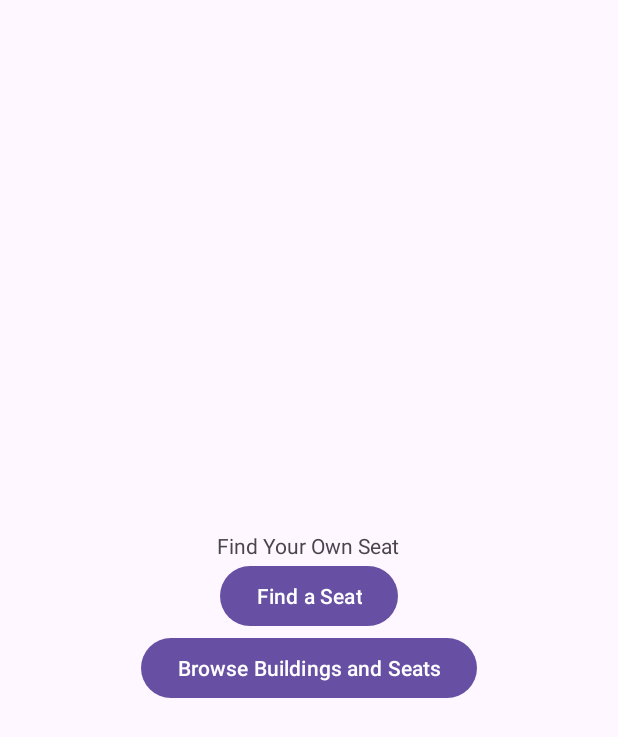
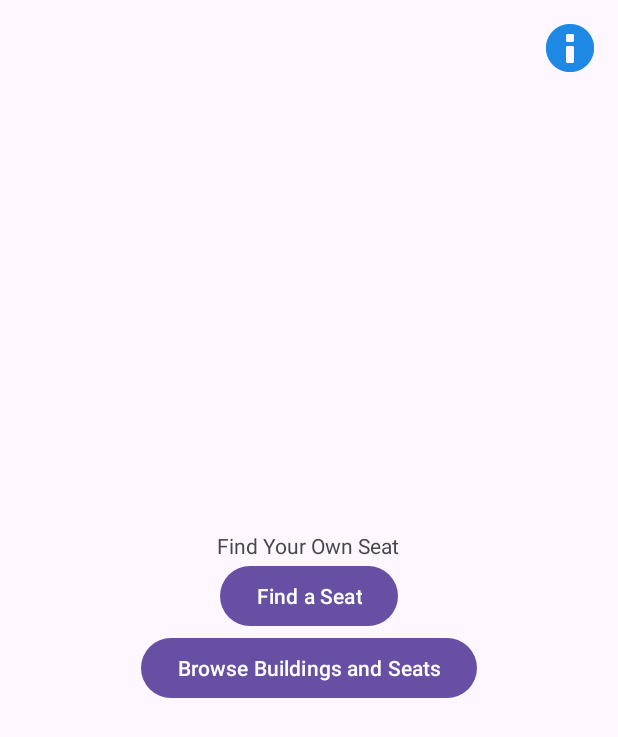
Before and after one commit to ThomasKain/CS597Project, an Android app: the screen it shows after launch (MainActivity), on a phone screen of 412 x 824 dp. Shown: the top 737 px of the screen. Run offline under Robolectric (Android 15) with nearby library versions, the phone set to English and light mode, and no system bars.

Commit message:
Added information button with working popup to main home screen page

```diff
--- a/app/src/main/java/edu/stevens/cs597/seatfinder/MainActivity.kt
+++ b/app/src/main/java/edu/stevens/cs597/seatfinder/MainActivity.kt
@@ -3,8 +3,11 @@ package edu.stevens.cs597.seatfinder
 import android.content.Intent
 import android.os.Bundle
 import android.widget.Button
+import android.widget.ImageButton
 import androidx.activity.enableEdgeToEdge
+import androidx.appcompat.app.AlertDialog
 import androidx.appcompat.app.AppCompatActivity
+import androidx.core.text.HtmlCompat
 import androidx.core.view.ViewCompat
 import androidx.core.view.WindowInsetsCompat
 
@@ -15,6 +18,20 @@ class MainActivity : AppCompatActivity() {
         setContentView(R.layout.activity_main)
 
         //button functionalities
+
+        //Information button
+        val popupText = HtmlCompat.fromHtml(
+            "<b>Find a Seat:</b> lets you search for open study spots by group size and noise level.<br><br>"
+                    + "<b>Browse:</b> lets you look at each building and its floors. You can also favorite seats to be notified about when they are available.",
+            HtmlCompat.FROM_HTML_MODE_LEGACY
+        )
+        findViewById<ImageButton>(R.id.information_button).setOnClickListener {
+            AlertDialog.Builder(this)
+                .setTitle("About Seat Finder")
+                .setMessage(popupText)
+                .setPositiveButton("Ok") {dialog, _ -> dialog.dismiss() }
+                .show()
+        }
 
         //Find a seat button
         findViewById<Button>(R.id.button_find_seat).setOnClickListener {
--- a/app/src/main/res/layout/activity_main.xml
+++ b/app/src/main/res/layout/activity_main.xml
@@ -1,8 +1,24 @@
 <?xml version="1.0" encoding="utf-8"?>
-<LinearLayout xmlns:android="http://schemas.android.com/apk/res/android"
+
+<FrameLayout xmlns:android="http://schemas.android.com/apk/res/android"
     xmlns:app="http://schemas.android.com/apk/res-auto"
     xmlns:tools="http://schemas.android.com/tools"
     android:id="@+id/main"
+    android:layout_width="match_parent"
+    android:layout_height="match_parent">
+
+    <ImageButton
+        android:id="@+id/information_button"
+        android:layout_width="48dp"
+        android:layout_height="48dp"
+        android:layout_gravity="top|end"
+        android:layout_margin="8dp"
+        android:background="?attr/selectableItemBackgroundBorderless"
+        app:tint="#1E88E5"
+        android:src="@android:drawable/ic_dialog_info"
+        android:contentDescription="Information"/>
+
+    <LinearLayout
         android:layout_width="match_parent"
         android:layout_height="match_parent"
         android:orientation="vertical"
@@ -32,3 +48,4 @@
 
 
     </LinearLayout>
+</FrameLayout>
```
Lines whose indentation alone changed are shown as unchanged.
